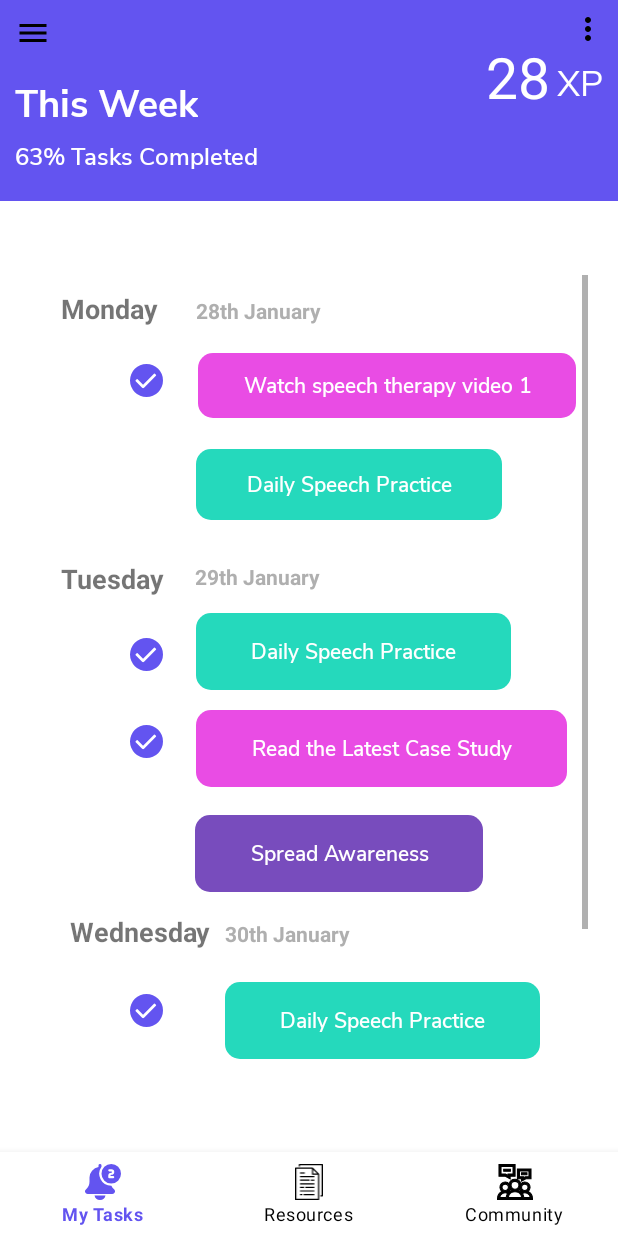
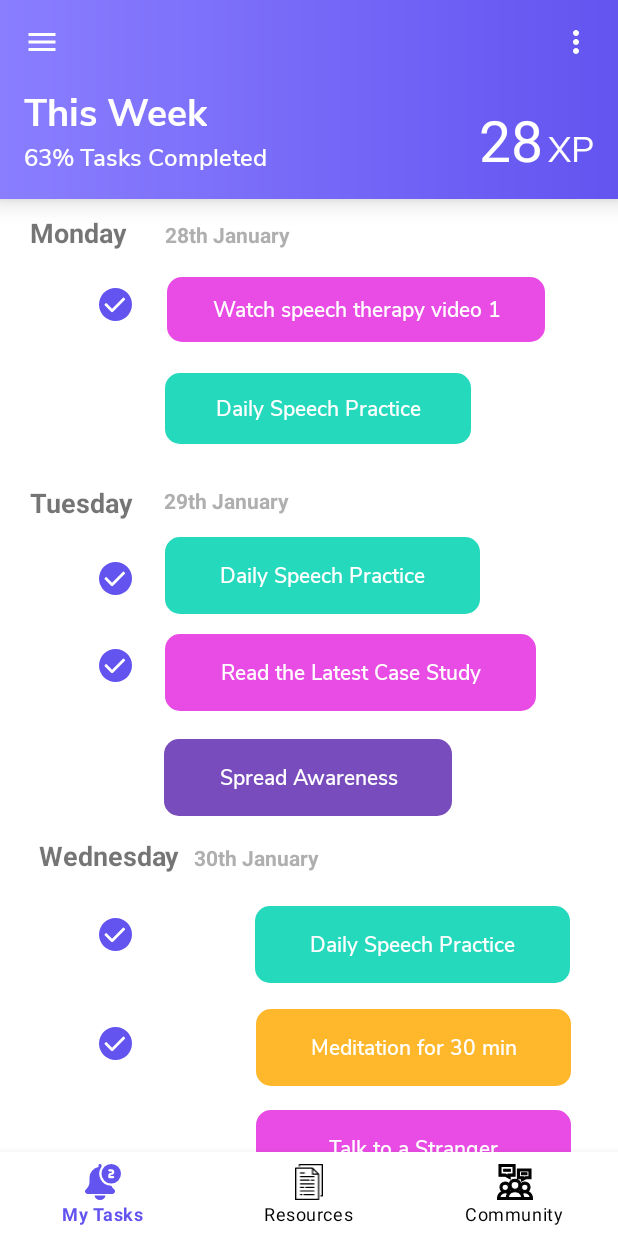
Before and after one commit to manav-mj/Stammer, an Android app: the DashboardActivity screen opened directly, with no data from a screen before it, on a phone screen of 412 x 824 dp. Run offline under Robolectric (Android 15) with nearby library versions, the phone set to English and light mode, and no system bars; our stand-ins replace Firebase (no records; nobody signed in at launch, a user with empty details on screens opened directly).

Commit message:
UI : DashboardActivity title

```diff
--- a/app/build.gradle
+++ b/app/build.gradle
@@ -6,7 +6,7 @@ android {
     buildToolsVersion "29.0.2"
     defaultConfig {
         applicationId "com.mohit.stammer"
-        minSdkVersion 16
+        minSdkVersion 21
         targetSdkVersion 29
         versionCode 1
         versionName "1.0"
--- a/app/src/main/java/com/mohit/stammer/DashboardActivity.java
+++ b/app/src/main/java/com/mohit/stammer/DashboardActivity.java
@@ -3,12 +3,9 @@ package com.mohit.stammer;
 import android.content.Intent;
 import android.os.Bundle;
 import android.view.Menu;
-import android.view.MenuInflater;
-import android.view.MenuItem;
 import android.view.View;
 import android.widget.Toast;
 
-import androidx.annotation.NonNull;
 import androidx.appcompat.app.AppCompatActivity;
 
 import com.google.firebase.auth.FirebaseAuth;
@@ -51,6 +48,6 @@ public class DashboardActivity extends AppCompatActivity {
     @Override
     protected void onCreate(Bundle savedInstanceState) {
         super.onCreate(savedInstanceState);
-        setContentView(R.layout.dashboard);
+        setContentView(R.layout.activity_dashboard);
     }
 }
--- /dev/null
+++ b/app/src/main/res/drawable/bg_dashboard_title_gradient.xml
@@ -0,0 +1,10 @@
+<?xml version="1.0" encoding="utf-8"?>
+<shape xmlns:android="http://schemas.android.com/apk/res/android"
+    android:shape="rectangle">
+    <gradient
+        android:startColor="#8A7EFF"
+        android:endColor="#6354F0"
+        android:type="linear"
+        android:angle="0"/>
+
+</shape>
--- a/app/src/main/res/layout/dashboard.xml
+++ b/app/src/main/res/layout/activity_dashboard.xml
@@ -5,94 +5,133 @@
     android:layout_width="match_parent"
     android:layout_height="match_parent">
 
-    <RelativeLayout
+    <androidx.constraintlayout.widget.ConstraintLayout
         android:id="@+id/titleLayout"
         android:layout_width="match_parent"
-        android:layout_height="134dp"
-        android:background="#6354F0"
+        android:layout_height="wrap_content"
+        android:background="@drawable/bg_dashboard_title_gradient"
+        android:elevation="10dp"
+        android:paddingBottom="16dp"
         app:layout_constraintBottom_toBottomOf="parent"
         app:layout_constraintEnd_toEndOf="parent"
         app:layout_constraintTop_toTopOf="parent"
         app:layout_constraintVertical_bias="0.0">
 
         <ImageView
+            android:tint="@android:color/white"
             android:id="@+id/imageView7"
             android:layout_width="wrap_content"
             android:layout_height="wrap_content"
-            android:layout_marginLeft="10dp"
-            android:layout_marginTop="10dp"
+            android:layout_marginStart="16dp"
+            android:layout_marginTop="16dp"
+            android:layout_marginEnd="16dp"
             android:onClick="logout"
+            app:layout_constraintBottom_toBottomOf="parent"
+            app:layout_constraintEnd_toEndOf="parent"
+            app:layout_constraintHorizontal_bias="0.0"
+            app:layout_constraintStart_toStartOf="parent"
+            app:layout_constraintTop_toTopOf="parent"
+            app:layout_constraintVertical_bias="0.0"
             app:srcCompat="@drawable/ic_menu_black_24dp" />
+
+
+        <androidx.constraintlayout.widget.Guideline
+            android:id="@+id/guideline"
+            android:layout_width="wrap_content"
+            android:layout_height="wrap_content"
+            android:orientation="horizontal"
+            app:layout_constraintGuide_begin="40dp" />
 
         <TextView
             android:id="@+id/task_week"
             android:layout_width="wrap_content"
             android:layout_height="wrap_content"
-            android:layout_marginLeft="10dp"
-            android:layout_marginTop="40dp"
+            android:layout_marginStart="16dp"
+            android:layout_marginTop="16dp"
             android:fontFamily="@font/nunitosansbold"
-
-            android:paddingTop="10dp"
             android:text="This Week"
             android:textColor="#FFFFFF"
-            android:textSize="25sp" />
+            android:textSize="25sp"
+            app:layout_constraintBottom_toTopOf="@+id/task_completed"
+            app:layout_constraintEnd_toEndOf="parent"
+            app:layout_constraintHorizontal_bias="0.0"
+            app:layout_constraintStart_toStartOf="parent"
+            app:layout_constraintTop_toTopOf="@+id/guideline"
+            app:layout_constraintVertical_chainStyle="packed" />
 
         <TextView
             android:id="@+id/task_completed"
             android:layout_width="wrap_content"
             android:layout_height="wrap_content"
             android:layout_below="@+id/task_week"
-            android:layout_marginLeft="10dp"
             android:fontFamily="@font/nunitosans_semibold"
-            android:paddingTop="5dp"
             android:text="63% Tasks Completed"
             android:textColor="#FFFFFF"
-            android:textSize="16sp" />
+            android:textSize="16sp"
+            app:layout_constraintBottom_toBottomOf="parent"
+            app:layout_constraintEnd_toEndOf="parent"
+            app:layout_constraintHorizontal_bias="0.0"
+            app:layout_constraintStart_toStartOf="@+id/task_week"
+            app:layout_constraintTop_toBottomOf="@+id/task_week" />
 
         <TextView
             android:id="@+id/task_points"
             android:layout_width="wrap_content"
             android:layout_height="wrap_content"
-            android:layout_alignParentEnd="true"
-            android:layout_alignParentRight="true"
-            android:layout_marginTop="25dp"
-            android:layout_marginRight="45dp"
-
+            android:layout_marginEnd="3dp"
             android:text="28"
             android:textColor="#FFFFFF"
-            android:textSize="38sp" />
+            android:textSize="38sp"
+            app:layout_constraintBaseline_toBaselineOf="@id/task_points1"
+            app:layout_constraintBottom_toBottomOf="@+id/task_points1"
+            app:layout_constraintEnd_toStartOf="@+id/task_points1"
+            app:layout_constraintHorizontal_bias="1.0"
+            app:layout_constraintStart_toStartOf="parent"
+            app:layout_constraintTop_toBottomOf="@+id/guideline"
+            app:layout_constraintVertical_bias="1.0" />
 
         <TextView
             android:id="@+id/task_points1"
             android:layout_width="wrap_content"
             android:layout_height="wrap_content"
-            android:layout_alignParentEnd="true"
-            android:layout_alignParentRight="true"
-            android:layout_marginTop="38dp"
-            android:layout_marginRight="10dp"
+            android:layout_marginStart="8dp"
+            android:layout_marginEnd="16dp"
             android:fontFamily="@font/nunitosans_regular"
             android:text="XP"
             android:textColor="#FFFFFF"
-            android:textSize="24sp" />
+            android:textSize="24sp"
+            app:layout_constraintBottom_toBottomOf="parent"
+            app:layout_constraintEnd_toEndOf="parent"
+            app:layout_constraintHorizontal_bias="1.0"
+            app:layout_constraintStart_toStartOf="parent"
+            app:layout_constraintTop_toTopOf="@+id/guideline"
+            app:layout_constraintVertical_bias="1.0" />
 
         <ImageView
+            android:tint="@android:color/white"
             android:id="@+id/imageView11"
             android:layout_width="wrap_content"
             android:layout_height="wrap_content"
             android:layout_alignParentTop="true"
             android:layout_alignParentEnd="true"
             android:layout_alignParentRight="true"
-            android:layout_marginTop="7dp"
-            android:layout_marginEnd="8dp"
-            android:layout_marginRight="8dp"
+            android:layout_marginStart="16dp"
+            android:layout_marginTop="16dp"
+            android:layout_marginEnd="16dp"
+            app:layout_constraintBottom_toBottomOf="parent"
+            app:layout_constraintEnd_toEndOf="parent"
+            app:layout_constraintHorizontal_bias="1.0"
+            app:layout_constraintStart_toStartOf="parent"
+            app:layout_constraintTop_toTopOf="parent"
+            app:layout_constraintVertical_bias="0.0"
             app:srcCompat="@drawable/ic_more_vert_black_24dp" />
 
-    </RelativeLayout>
+
+    </androidx.constraintlayout.widget.ConstraintLayout>
 
     <ScrollView
-        android:layout_width="371dp"
-        android:layout_height="536dp"
-        app:layout_constraintBottom_toTopOf="@+id/bottom_nav"
+        android:layout_width="0dp"
+        android:layout_height="wrap_content"
         app:layout_constraintEnd_toEndOf="parent"
         app:layout_constraintHorizontal_bias="0.5"
         app:layout_constraintStart_toStartOf="parent"
@@ -382,7 +421,7 @@
         app:layout_constraintStart_toStartOf="parent"
         app:layout_constraintTop_toTopOf="parent"
         app:layout_constraintVertical_bias="1.0"
-        app:menu="@menu/bottom_nav_menu" >
+        app:menu="@menu/bottom_nav_menu">
 
     </com.google.android.material.bottomnavigation.BottomNavigationView>
 
--- a/app/src/main/res/layout/activity_main.xml
+++ b/app/src/main/res/layout/activity_main.xml
@@ -21,6 +21,7 @@
 
     <com.google.android.material.button.MaterialButton
         android:id="@+id/sign_up"
+        style="@style/Widget.MaterialComponents.Button.UnelevatedButton"
         android:layout_width="0dp"
         android:layout_height="60dp"
         android:layout_marginStart="@dimen/activity_horizontal_margin"
```
